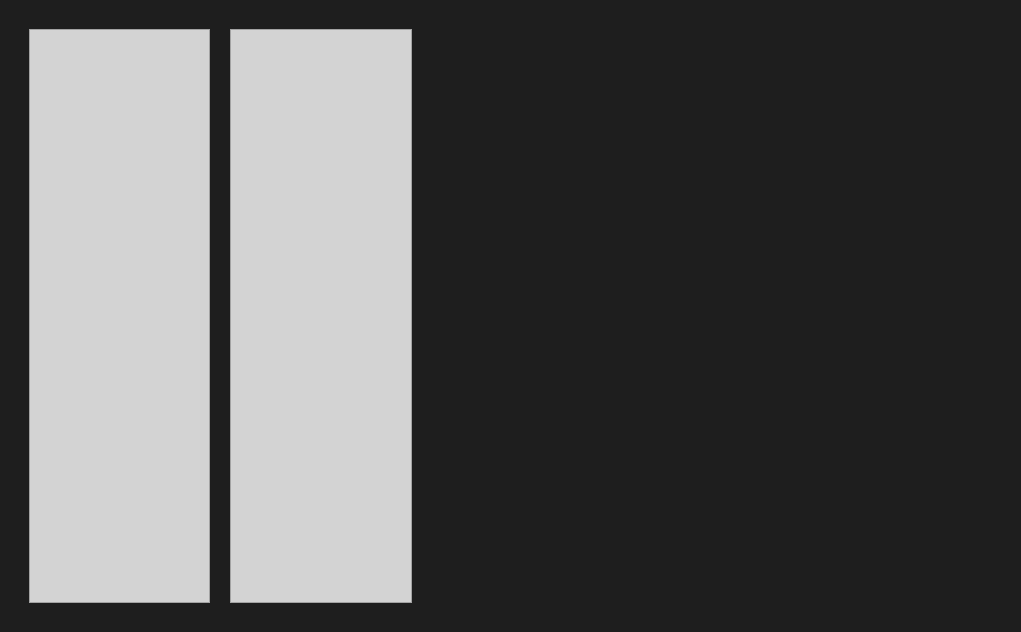
Above: ui/manager.ui from rayer456/electrobot before the change. Below: the same form after it.
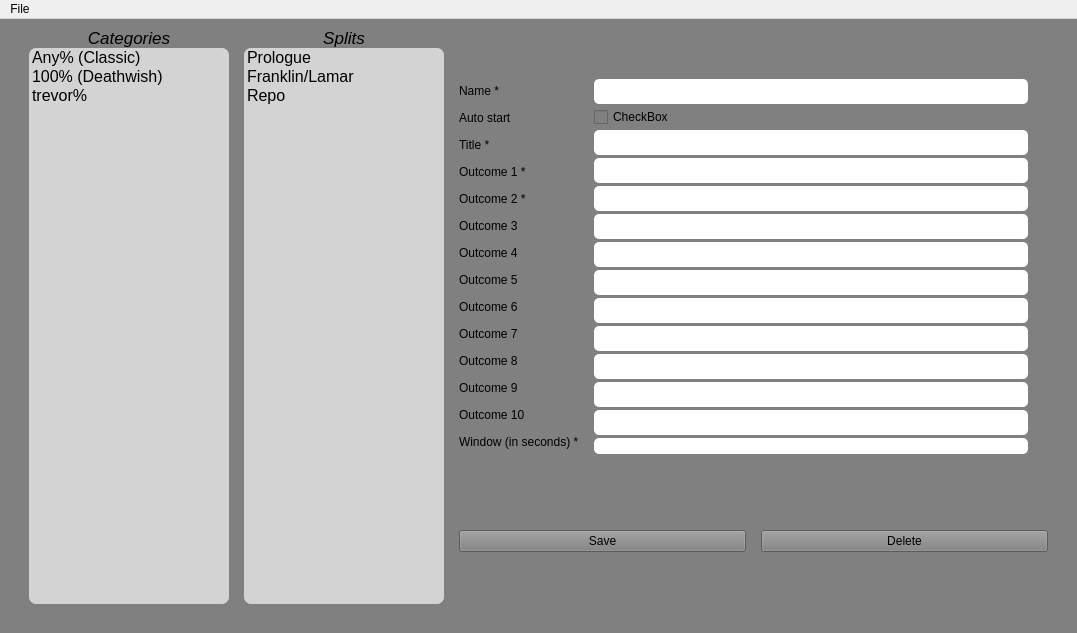
That is the form after the change.

Commit message: basic prediction tab

```diff
--- a/ui/manager.ui
+++ b/ui/manager.ui
@@ -6,8 +6,8 @@
    <rect>
     <x>0</x>
     <y>0</y>
-    <width>1021</width>
-    <height>632</height>
+    <width>1077</width>
+    <height>633</height>
    </rect>
   </property>
   <property name="windowTitle">
@@ -16,36 +16,70 @@
   <widget class="QWidget" name="centralwidget">
    <property name="styleSheet">
     <string notr="true">QWidget {
-	background-color: rgb(30, 30, 30);
+	background-color: grey;
 }
 
-QHBoxLayout#categoryList {
+QLineEdit {
 	background-color: white;
+	width: 100px;
+	border-radius: 5px
 }</string>
    </property>
    <layout class="QGridLayout" name="gridLayout">
     <item row="0" column="2">
      <layout class="QHBoxLayout" name="mainLayout">
       <property name="spacing">
-       <number>20</number>
+       <number>15</number>
       </property>
       <property name="leftMargin">
        <number>20</number>
       </property>
       <property name="topMargin">
-       <number>20</number>
+       <number>0</number>
       </property>
       <property name="rightMargin">
-       <number>600</number>
+       <number>20</number>
       </property>
       <property name="bottomMargin">
        <number>20</number>
       </property>
       <item>
-       <layout class="QHBoxLayout" name="categoryList_layout">
+       <layout class="QVBoxLayout" name="categoriesLayout">
         <property name="spacing">
          <number>0</number>
         </property>
+        <property name="topMargin">
+         <number>0</number>
+        </property>
+        <item>
+         <widget class="QLabel" name="categoriesLabel">
+          <property name="font">
+           <font>
+            <pointsize>13</pointsize>
+            <italic>true</italic>
+            <bold>false</bold>
+           </font>
+          </property>
+          <property name="layoutDirection">
+           <enum>Qt::LeftToRight</enum>
+          </property>
+          <property name="autoFillBackground">
+           <bool>false</bool>
+          </property>
+          <property name="text">
+           <string>Categories</string>
+          </property>
+          <property name="alignment">
+           <set>Qt::AlignCenter</set>
+          </property>
+          <property name="wordWrap">
+           <bool>true</bool>
+          </property>
+          <property name="margin">
+           <number>7</number>
+          </property>
+         </widget>
+        </item>
         <item>
          <widget class="QListWidget" name="categoryList">
           <property name="sizePolicy">
@@ -56,36 +90,101 @@
           </property>
           <property name="minimumSize">
            <size>
-            <width>160</width>
+            <width>130</width>
             <height>180</height>
            </size>
           </property>
           <property name="maximumSize">
            <size>
-            <width>16777215</width>
+            <width>200</width>
             <height>16777215</height>
            </size>
           </property>
+          <property name="font">
+           <font>
+            <pointsize>12</pointsize>
+           </font>
+          </property>
           <property name="styleSheet">
            <string notr="true">QListWidget {
 	background-color: lightgrey;
-}</string>
+	color: black;
+	border-radius: 7px;
+}
+
+QListWidget:item:selected {
+	color: rgb(66,66,66);
+	background-color: rgb(89, 197, 255);
+}
+
+QListWidget:item:hover {
+	color: red;
+	background-color: rgb(50, 50, 50);
+}
+
+
+
+</string>
           </property>
+          <property name="sizeAdjustPolicy">
+           <enum>QAbstractScrollArea::AdjustToContents</enum>
+          </property>
+          <item>
+           <property name="text">
+            <string>Any% (Classic)</string>
+           </property>
+          </item>
+          <item>
+           <property name="text">
+            <string>100% (Deathwish)</string>
+           </property>
+          </item>
+          <item>
+           <property name="text">
+            <string>trevor%</string>
+           </property>
+          </item>
          </widget>
         </item>
        </layout>
       </item>
       <item>
-       <layout class="QHBoxLayout" name="splitList_layout">
+       <layout class="QVBoxLayout" name="splitLayout">
         <property name="spacing">
          <number>0</number>
         </property>
+        <property name="topMargin">
+         <number>0</number>
+        </property>
         <property name="rightMargin">
          <number>0</number>
         </property>
         <property name="bottomMargin">
          <number>0</number>
         </property>
+        <item>
+         <widget class="QLabel" name="splitsLabel">
+          <property name="font">
+           <font>
+            <pointsize>13</pointsize>
+            <italic>true</italic>
+            <bold>false</bold>
+           </font>
+          </property>
+          <property name="text">
+           <string>Splits</string>
+          </property>
+          <property name="alignment">
+           <set>Qt::AlignCenter</set>
+          </property>
+          <property name="wordWrap">
+           <bool>true</bool>
+          </property>
+          <property name="margin">
+           <number>7</number>
+          </property>
+         </widget>
+        </item>
         <item>
          <widget class="QListWidget" name="splitList">
           <property name="sizePolicy">
@@ -96,19 +195,592 @@
           </property>
           <property name="minimumSize">
            <size>
-            <width>160</width>
+            <width>130</width>
             <height>180</height>
            </size>
           </property>
+          <property name="maximumSize">
+           <size>
+            <width>200</width>
+            <height>16777215</height>
+           </size>
+          </property>
+          <property name="font">
+           <font>
+            <pointsize>12</pointsize>
+           </font>
+          </property>
           <property name="styleSheet">
            <string notr="true">QListWidget {
 	background-color: lightgrey;
+	color: black;
+	border-radius: 7px;
+}
+
+QListWidget:item:selected {
+	color: rgb(66,66,66);
+	background-color: rgb(89, 197, 255);
+}
+
+QListWidget:item:hover {
+	color: red;
+	background-color: rgb(50, 50, 50);
 }</string>
           </property>
+          <property name="sizeAdjustPolicy">
+           <enum>QAbstractScrollArea::AdjustToContents</enum>
+          </property>
+          <property name="selectionMode">
+           <enum>QAbstractItemView::SingleSelection</enum>
+          </property>
+          <property name="selectionBehavior">
+           <enum>QAbstractItemView::SelectItems</enum>
+          </property>
+          <item>
+           <property name="text">
+            <string>Prologue</string>
+           </property>
+          </item>
+          <item>
+           <property name="text">
+            <string>Franklin/Lamar</string>
+           </property>
+          </item>
+          <item>
+           <property name="text">
+            <string>Repo</string>
+           </property>
+          </item>
          </widget>
         </item>
        </layout>
       </item>
+      <item>
+       <layout class="QVBoxLayout" name="formWrapperLayout">
+        <property name="rightMargin">
+         <number>0</number>
+        </property>
+        <property name="bottomMargin">
+         <number>0</number>
+        </property>
+        <item>
+         <layout class="QHBoxLayout" name="formLayout">
+          <property name="leftMargin">
+           <number>0</number>
+          </property>
+          <property name="rightMargin">
+           <number>20</number>
+          </property>
+          <property name="bottomMargin">
+           <number>10</number>
+          </property>
+          <item>
+           <layout class="QVBoxLayout" name="labelLayout">
+            <property name="spacing">
+             <number>3</number>
+            </property>
+            <property name="rightMargin">
+             <number>0</number>
+            </property>
+            <property name="bottomMargin">
+             <number>0</number>
+            </property>
+            <item>
+             <widget class="QLabel" name="label_2">
+              <property name="sizePolicy">
+               <sizepolicy hsizetype="Expanding" vsizetype="Preferred">
+                <horstretch>0</horstretch>
+                <verstretch>0</verstretch>
+               </sizepolicy>
+              </property>
+              <property name="maximumSize">
+               <size>
+                <width>100</width>
+                <height>16777215</height>
+               </size>
+              </property>
+              <property name="text">
+               <string>Name *</string>
+              </property>
+             </widget>
+            </item>
+            <item>
+             <widget class="QLabel" name="label">
+              <property name="sizePolicy">
+               <sizepolicy hsizetype="Expanding" vsizetype="Preferred">
+                <horstretch>0</horstretch>
+                <verstretch>0</verstretch>
+               </sizepolicy>
+              </property>
+              <property name="maximumSize">
+               <size>
+                <width>100</width>
+                <height>16777215</height>
+               </size>
+              </property>
+              <property name="text">
+               <string>Auto start</string>
+              </property>
+             </widget>
+            </item>
+            <item>
+             <widget class="QLabel" name="label_6">
+              <property name="sizePolicy">
+               <sizepolicy hsizetype="Expanding" vsizetype="Preferred">
+                <horstretch>0</horstretch>
+                <verstretch>0</verstretch>
+               </sizepolicy>
+              </property>
+              <property name="maximumSize">
+               <size>
+                <width>100</width>
+                <height>16777215</height>
+               </size>
+              </property>
+              <property name="text">
+               <string>Title *</string>
+              </property>
+             </widget>
+            </item>
+            <item>
+             <widget class="QLabel" name="label_12">
+              <property name="sizePolicy">
+               <sizepolicy hsizetype="Expanding" vsizetype="Preferred">
+                <horstretch>0</horstretch>
+                <verstretch>0</verstretch>
+               </sizepolicy>
+              </property>
+              <property name="maximumSize">
+               <size>
+                <width>100</width>
+                <height>16777215</height>
+               </size>
+              </property>
+              <property name="text">
+               <string>Outcome 1 *</string>
+              </property>
+             </widget>
+            </item>
+            <item>
+             <widget class="QLabel" name="label_11">
+              <property name="sizePolicy">
+               <sizepolicy hsizetype="Expanding" vsizetype="Preferred">
+                <horstretch>0</horstretch>
+                <verstretch>0</verstretch>
+               </sizepolicy>
+              </property>
+              <property name="maximumSize">
+               <size>
+                <width>100</width>
+                <height>16777215</height>
+               </size>
+              </property>
+              <property name="text">
+               <string>Outcome 2 *</string>
+              </property>
+             </widget>
+            </item>
+            <item>
+             <widget class="QLabel" name="label_10">
+              <property name="sizePolicy">
+               <sizepolicy hsizetype="Expanding" vsizetype="Preferred">
+                <horstretch>0</horstretch>
+                <verstretch>0</verstretch>
+               </sizepolicy>
+              </property>
+              <property name="maximumSize">
+               <size>
+                <width>100</width>
+                <height>16777215</height>
+               </size>
+              </property>
+              <property name="text">
+               <string>Outcome 3</string>
+              </property>
+             </widget>
+            </item>
+            <item>
+             <widget class="QLabel" name="label_9">
+              <property name="sizePolicy">
+               <sizepolicy hsizetype="Expanding" vsizetype="Preferred">
+                <horstretch>0</horstretch>
+                <verstretch>0</verstretch>
+               </sizepolicy>
+              </property>
+              <property name="maximumSize">
+               <size>
+                <width>100</width>
+                <height>16777215</height>
+               </size>
+              </property>
+              <property name="text">
+               <string>Outcome 4</string>
+              </property>
+             </widget>
+            </item>
+            <item>
+             <widget class="QLabel" name="label_8">
+              <property name="sizePolicy">
+               <sizepolicy hsizetype="Expanding" vsizetype="Preferred">
+                <horstretch>0</horstretch>
+                <verstretch>0</verstretch>
+               </sizepolicy>
+              </property>
+              <property name="maximumSize">
+               <size>
+                <width>100</width>
+                <height>16777215</height>
+               </size>
+              </property>
+              <property name="text">
+               <string>Outcome 5</string>
+              </property>
+             </widget>
+            </item>
+            <item>
+             <widget class="QLabel" name="label_4">
+              <property name="sizePolicy">
+               <sizepolicy hsizetype="Expanding" vsizetype="Preferred">
+                <horstretch>0</horstretch>
+                <verstretch>0</verstretch>
+               </sizepolicy>
+              </property>
+              <property name="maximumSize">
+               <size>
+                <width>100</width>
+                <height>16777215</height>
+               </size>
+              </property>
+              <property name="text">
+               <string>Outcome 6</string>
+              </property>
+             </widget>
+            </item>
+            <item>
+             <widget class="QLabel" name="label_5">
+              <property name="sizePolicy">
+               <sizepolicy hsizetype="Expanding" vsizetype="Preferred">
+                <horstretch>0</horstretch>
+                <verstretch>0</verstretch>
+               </sizepolicy>
+              </property>
+              <property name="maximumSize">
+               <size>
+                <width>100</width>
+                <height>16777215</height>
+               </size>
+              </property>
+              <property name="text">
+               <string>Outcome 7</string>
+              </property>
+             </widget>
+            </item>
+            <item>
+             <widget class="QLabel" name="label_3">
+              <property name="sizePolicy">
+               <sizepolicy hsizetype="Expanding" vsizetype="Preferred">
+                <horstretch>0</horstretch>
+                <verstretch>0</verstretch>
+               </sizepolicy>
+              </property>
+              <property name="maximumSize">
+               <size>
+                <width>100</width>
+                <height>16777215</height>
+               </size>
+              </property>
+              <property name="text">
+               <string>Outcome 8</string>
+              </property>
+             </widget>
+            </item>
+            <item>
+             <widget class="QLabel" name="label_14">
+              <property name="sizePolicy">
+               <sizepolicy hsizetype="Expanding" vsizetype="Preferred">
+                <horstretch>0</horstretch>
+                <verstretch>0</verstretch>
+               </sizepolicy>
+              </property>
+              <property name="maximumSize">
+               <size>
+                <width>100</width>
+                <height>16777215</height>
+               </size>
+              </property>
+              <property name="text">
+               <string>Outcome 9</string>
+              </property>
+             </widget>
+            </item>
+            <item>
+             <widget class="QLabel" name="label_13">
+              <property name="sizePolicy">
+               <sizepolicy hsizetype="Expanding" vsizetype="Preferred">
+                <horstretch>0</horstretch>
+                <verstretch>0</verstretch>
+               </sizepolicy>
+              </property>
+              <property name="maximumSize">
+               <size>
+                <width>100</width>
+                <height>16777215</height>
+               </size>
+              </property>
+              <property name="text">
+               <string>Outcome 10</string>
+              </property>
+             </widget>
+            </item>
+            <item>
+             <widget class="QLabel" name="label_15">
+              <property name="text">
+               <string>Window (in seconds) *</string>
+              </property>
+             </widget>
+            </item>
+           </layout>
+          </item>
+          <item>
+           <layout class="QVBoxLayout" name="textLayout">
+            <property name="spacing">
+             <number>3</number>
+            </property>
+            <property name="rightMargin">
+             <number>0</number>
+            </property>
+            <item>
+             <widget class="QLineEdit" name="lineEdit">
+              <property name="minimumSize">
+               <size>
+                <width>200</width>
+                <height>25</height>
+               </size>
+              </property>
+              <property name="maximumSize">
+               <size>
+                <width>1600000</width>
+                <height>25</height>
+               </size>
+              </property>
+              <property name="styleSheet">
+               <string notr="true"/>
+              </property>
+             </widget>
+            </item>
+            <item>
+             <widget class="QCheckBox" name="checkBox">
+              <property name="text">
+               <string>CheckBox</string>
+              </property>
+             </widget>
+            </item>
+            <item>
+             <widget class="QLineEdit" name="lineEdit_12">
+              <property name="minimumSize">
+               <size>
+                <width>200</width>
+                <height>25</height>
+               </size>
+              </property>
+              <property name="maximumSize">
+               <size>
+                <width>1600000</width>
+                <height>25</height>
+               </size>
+              </property>
+             </widget>
+            </item>
+            <item>
+             <widget class="QLineEdit" name="lineEdit_13">
+              <property name="minimumSize">
+               <size>
+                <width>200</width>
+                <height>25</height>
+               </size>
+              </property>
+              <property name="maximumSize">
+               <size>
+                <width>1600000</width>
+                <height>25</height>
+               </size>
+              </property>
+             </widget>
+            </item>
+            <item>
+             <widget class="QLineEdit" name="lineEdit_14">
+              <property name="minimumSize">
+               <size>
+                <width>200</width>
+                <height>25</height>
+               </size>
+              </property>
+              <property name="maximumSize">
+               <size>
+                <width>1600000</width>
+                <height>25</height>
+               </size>
+              </property>
+              <property name="styleSheet">
+               <string notr="true"/>
+              </property>
+             </widget>
+            </item>
+            <item>
+             <widget class="QLineEdit" name="lineEdit_2">
+              <property name="minimumSize">
+               <size>
+                <width>200</width>
+                <height>25</height>
+               </size>
+              </property>
+              <property name="maximumSize">
+               <size>
+                <width>1600000</width>
+                <height>25</height>
+               </size>
+              </property>
+             </widget>
+            </item>
+            <item>
+             <widget class="QLineEdit" name="lineEdit_3">
+              <property name="minimumSize">
+               <size>
+                <width>200</width>
+                <height>25</height>
+               </size>
+              </property>
+              <property name="maximumSize">
+               <size>
+                <width>1600000</width>
+                <height>25</height>
+               </size>
+              </property>
+             </widget>
+            </item>
+            <item>
+             <widget class="QLineEdit" name="lineEdit_4">
+              <property name="minimumSize">
+               <size>
+                <width>200</width>
+                <height>25</height>
+               </size>
+              </property>
+              <property name="maximumSize">
+               <size>
+                <width>1600000</width>
+                <height>25</height>
+               </size>
+              </property>
+             </widget>
+            </item>
+            <item>
+             <widget class="QLineEdit" name="lineEdit_5">
+              <property name="minimumSize">
+               <size>
+                <width>200</width>
+                <height>25</height>
+               </size>
+              </property>
+              <property name="maximumSize">
+               <size>
+                <width>1600000</width>
+                <height>25</height>
+               </size>
+              </property>
+             </widget>
+            </item>
+            <item>
+             <widget class="QLineEdit" name="lineEdit_6">
+              <property name="minimumSize">
+               <size>
+                <width>200</width>
+                <height>25</height>
+               </size>
+              </property>
+              <property name="maximumSize">
+               <size>
+                <width>1600000</width>
+                <height>25</height>
+               </size>
+              </property>
+             </widget>
+            </item>
+            <item>
+             <widget class="QLineEdit" name="lineEdit_7">
+              <property name="minimumSize">
+               <size>
+                <width>200</width>
+                <height>25</height>
+               </size>
+              </property>
+              <property name="maximumSize">
+               <size>
+                <width>1600000</width>
+                <height>25</height>
+               </size>
+              </property>
+             </widget>
+            </item>
+            <item>
+             <widget class="QLineEdit" name="lineEdit_8">
+              <property name="minimumSize">
+               <size>
+                <width>200</width>
+                <height>25</height>
+               </size>
+              </property>
+              <property name="maximumSize">
+               <size>
+                <width>1600000</width>
+                <height>25</height>
+               </size>
+              </property>
+             </widget>
+            </item>
+            <item>
+             <widget class="QLineEdit" name="lineEdit_9">
+              <property name="minimumSize">
+               <size>
+                <width>200</width>
+                <height>25</height>
+               </size>
+              </property>
+              <property name="maximumSize">
+               <size>
+                <width>1600000</width>
+                <height>25</height>
+               </size>
+              </property>
+             </widget>
+            </item>
+            <item>
+             <widget class="QLineEdit" name="lineEdit_15"/>
+            </item>
+           </layout>
+          </item>
+         </layout>
+        </item>
+        <item>
+         <layout class="QHBoxLayout" name="buttonLayout">
+          <item>
+           <widget class="QPushButton" name="pushButton_2">
+            <property name="text">
+             <string>Save</string>
+            </property>
+           </widget>
+          </item>
+          <item>
+           <widget class="QPushButton" name="pushButton">
+            <property name="text">
+             <string>Delete</string>
+            </property>
+           </widget>
+          </item>
+         </layout>
+        </item>
+       </layout>
+      </item>
      </layout>
     </item>
    </layout>
@@ -118,10 +790,17 @@
     <rect>
      <x>0</x>
      <y>0</y>
-     <width>1021</width>
+     <width>1077</width>
      <height>22</height>
     </rect>
    </property>
+   <widget class="QMenu" name="menuFile">
+    <property name="title">
+     <string>File</string>
+    </property>
+    <addaction name="actionOpen"/>
+   </widget>
+   <addaction name="menuFile"/>
   </widget>
  </widget>
  <resources/>
```
Left out of the diff: 10 changed lines with no effect on the pictures.
